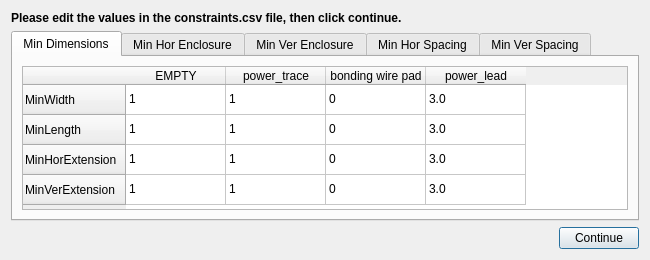
Old version of the form NEW_UI/ui/editConstraints.ui in the repository e3da/PowerSynth2-core.
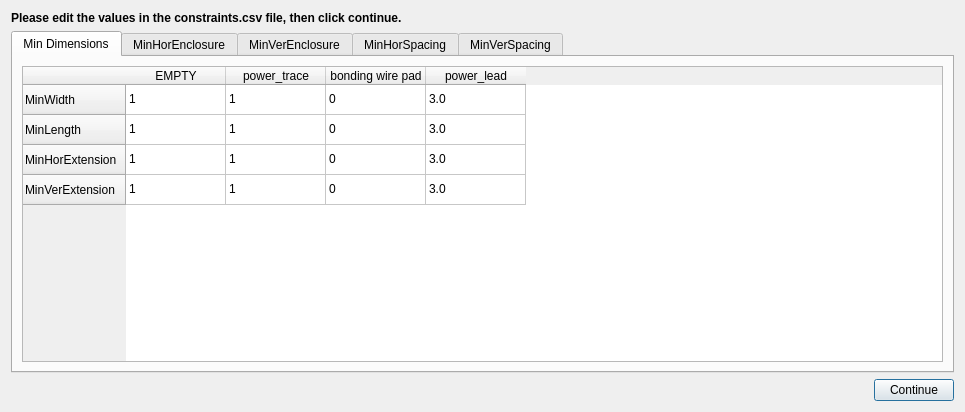
New version of the form.

Commit message: Correctly Take from and Copy to Constraint.csv

Patch:
```diff
--- a/NEW_UI/ui/editConstraints.ui
+++ b/NEW_UI/ui/editConstraints.ui
@@ -6,8 +6,8 @@
    <rect>
     <x>0</x>
     <y>0</y>
-    <width>650</width>
-    <height>260</height>
+    <width>965</width>
+    <height>412</height>
    </rect>
   </property>
   <property name="windowTitle">
@@ -159,7 +159,7 @@
      </widget>
      <widget class="QWidget" name="min_hor_enclosure">
       <attribute name="title">
-       <string>Min Hor Enclosure</string>
+       <string>MinHorEnclosure</string>
       </attribute>
       <layout class="QGridLayout" name="gridLayout_2">
        <item row="0" column="0">
@@ -290,7 +290,7 @@
      </widget>
      <widget class="QWidget" name="min_ver_enclosure">
       <attribute name="title">
-       <string>Min Ver Enclosure</string>
+       <string>MinVerEnclosure</string>
       </attribute>
       <layout class="QGridLayout" name="gridLayout">
        <item row="0" column="0">
@@ -421,7 +421,7 @@
      </widget>
      <widget class="QWidget" name="min_hor_spacing">
       <attribute name="title">
-       <string>Min Hor Spacing</string>
+       <string>MinHorSpacing</string>
       </attribute>
       <layout class="QGridLayout" name="gridLayout_4">
        <item row="0" column="0">
@@ -552,7 +552,7 @@
      </widget>
      <widget class="QWidget" name="min_ver_spacing">
       <attribute name="title">
-       <string>Min Ver Spacing</string>
+       <string>MinVerSpacing</string>
       </attribute>
       <layout class="QGridLayout" name="gridLayout_5">
        <item row="0" column="0">
```
The commit also changes 12 other files.
